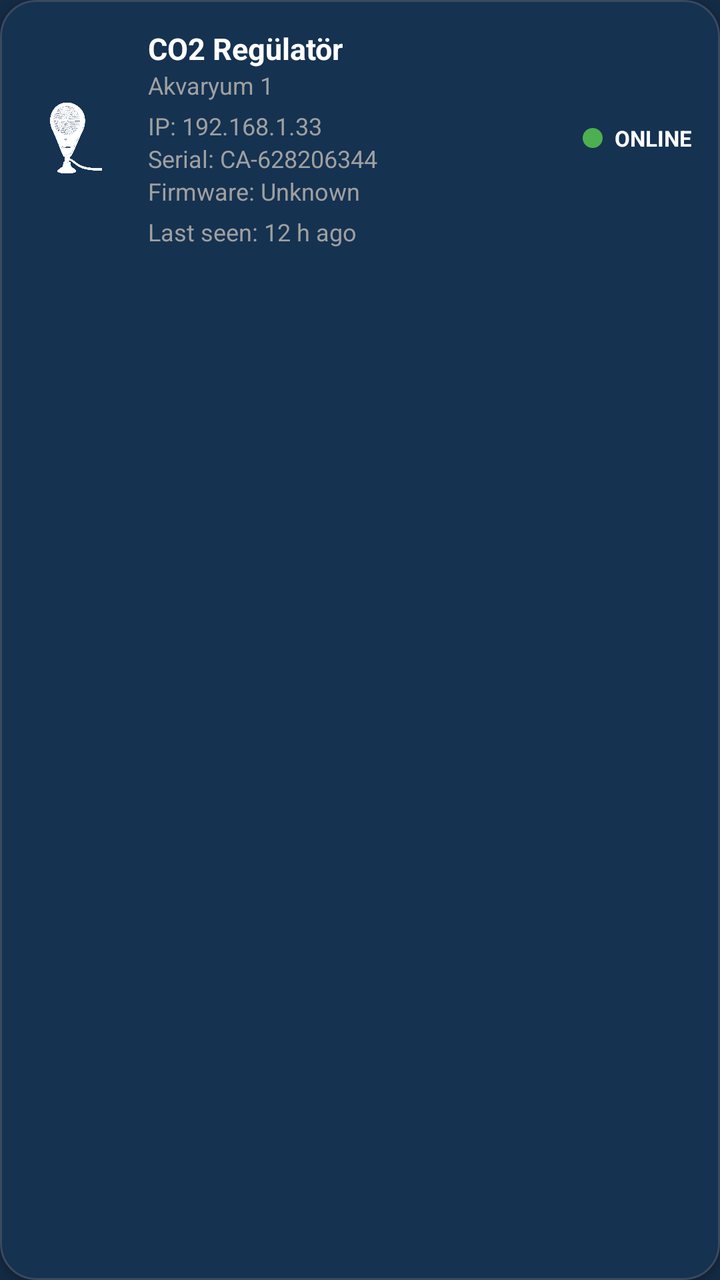
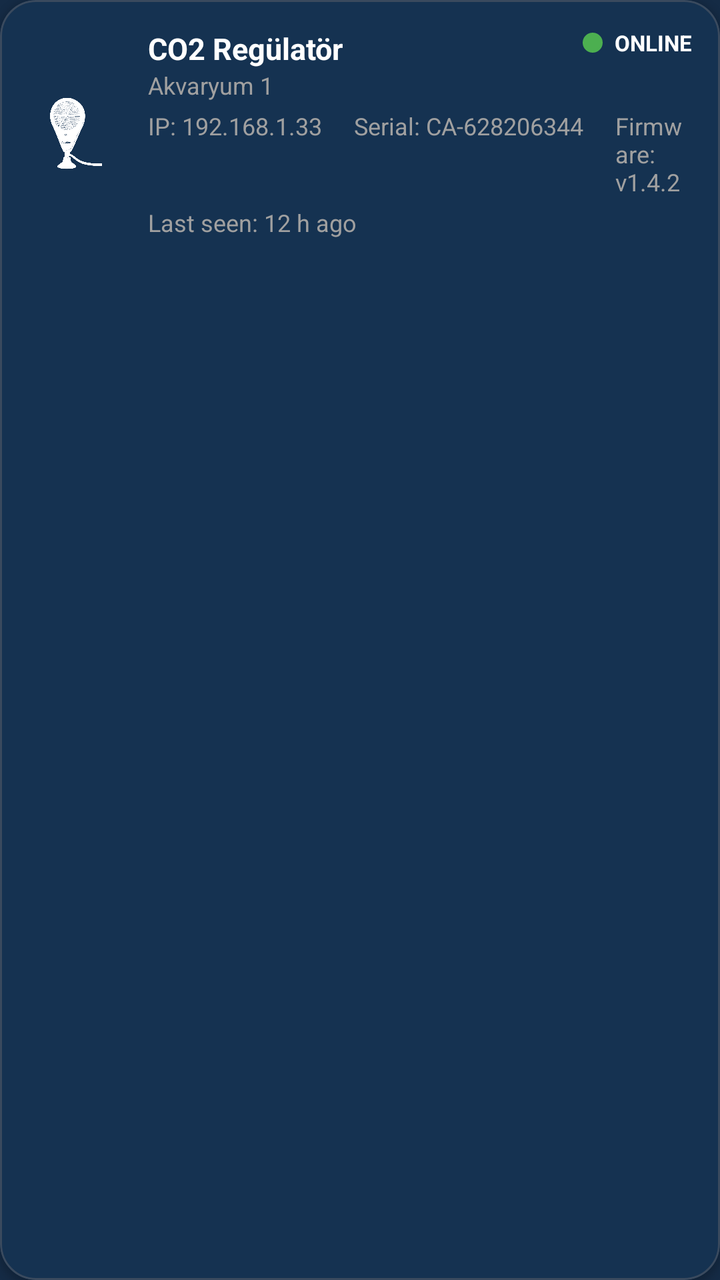

An Android layout rendered at two revisions. The XML below is the earlier revision; the diff shows what the commit changed to produce the second picture.
<!-- AndroidManifest.xml: application theme AppTheme -->
<!-- res/layout/item_device_status.xml -->
<?xml version="1.0" encoding="utf-8"?>
<com.google.android.material.card.MaterialCardView
    xmlns:android="http://schemas.android.com/apk/res/android"
    xmlns:app="http://schemas.android.com/apk/res-auto"
    android:id="@+id/cardDevice"
    android:layout_width="match_parent"
    android:layout_height="wrap_content"
    android:layout_marginVertical="6dp"
    app:cardCornerRadius="18dp"
    app:cardElevation="2dp"
    app:strokeWidth="1dp"
    app:strokeColor="@color/card_stroke"
    android:clickable="true"
    android:focusable="true"
    android:foreground="?attr/selectableItemBackground">

    <RelativeLayout
        android:layout_width="match_parent"
        android:layout_height="wrap_content"
        android:padding="14dp">

        
        <ImageView
            android:id="@+id/ivDeviceIcon"
            android:layout_width="48dp"
            android:layout_height="48dp"
            android:src="@drawable/ic_device_aqua_ster"
            app:tint="@android:color/white"
            android:layout_alignParentStart="true"
            android:layout_centerVertical="true"/>

        
        <LinearLayout
            android:id="@+id/llDeviceInfo"
            android:layout_width="wrap_content"
            android:layout_height="wrap_content"
            android:orientation="vertical"
            android:layout_toEndOf="@id/ivDeviceIcon"
            android:layout_marginStart="12dp">

            <TextView
                android:id="@+id/tvDeviceName"
                android:layout_width="wrap_content"
                android:layout_height="wrap_content"
                android:text="CO2 Regülatör"
                android:textColor="@android:color/white"
                android:textStyle="bold"
                android:textSize="15sp"/>

            <TextView
                android:id="@+id/tvTankName"
                android:layout_width="wrap_content"
                android:layout_height="wrap_content"
                android:text="Akvaryum 1"
                android:textColor="@color/settings_text_secondary"
                android:textSize="12sp"/>
        </LinearLayout>

        
        <LinearLayout
            android:id="@+id/llDeviceMeta"
            android:layout_width="wrap_content"
            android:layout_height="wrap_content"
            android:orientation="vertical"
            android:layout_below="@id/llDeviceInfo"
            android:layout_alignStart="@id/llDeviceInfo"
            android:layout_marginTop="4dp">

            <TextView
                android:id="@+id/tvIp"
                android:layout_width="wrap_content"
                android:layout_height="wrap_content"
                android:text="IP: 192.168.1.33"
                android:textColor="@color/settings_text_secondary"
                android:textSize="12sp"/>

            <TextView
                android:id="@+id/tvSerial"
                android:layout_width="wrap_content"
                android:layout_height="wrap_content"
                android:text="Serial: CA-628206344"
                android:textColor="@color/settings_text_secondary"
                android:textSize="12sp"/>

            <TextView
                android:id="@+id/tvFirmware"
                android:layout_width="wrap_content"
                android:layout_height="wrap_content"
                android:text="Firmware: Unknown"
                android:textColor="@color/settings_text_secondary"
                android:textSize="12sp"/>
        </LinearLayout>

        
        <LinearLayout
            android:id="@+id/llStatusContainer"
            android:layout_width="wrap_content"
            android:layout_height="wrap_content"
            android:orientation="horizontal"
            android:gravity="center_vertical"
            android:layout_alignParentEnd="true"
            android:layout_centerVertical="true">

            
            <View
                android:id="@+id/viewStatusDot"
                android:layout_width="10dp"
                android:layout_height="10dp"
                android:background="@drawable/bg_online_dot"/>

            
            <TextView
                android:id="@+id/tvStatus"
                android:layout_width="wrap_content"
                android:layout_height="wrap_content"
                android:layout_marginStart="6dp"
                android:text="ONLINE"
                android:textColor="@android:color/white"
                android:textSize="11sp"
                android:textStyle="bold"/>

            
            <ImageView
                android:id="@+id/ivAlarm"
                android:layout_width="14dp"
                android:layout_height="14dp"
                android:layout_marginStart="4dp"
                android:src="@drawable/ic_alarm_red"
                android:visibility="gone"/>
        </LinearLayout>

        
        <TextView
            android:id="@+id/tvLastSeen"
            android:layout_width="wrap_content"
            android:layout_height="wrap_content"
            android:layout_below="@id/llDeviceMeta"
            android:layout_alignStart="@id/llDeviceInfo"
            android:layout_marginTop="4dp"
            android:text="Last seen: 12 h ago"
            android:textColor="@color/settings_text_secondary"
            android:textSize="12sp"/>
    </RelativeLayout>
</com.google.android.material.card.MaterialCardView>
<!-- resources referenced by this layout -->
<resources>
  <color name="card_stroke">#3A4A5E</color>
  <color name="settings_text_secondary">#A0A0A0</color>
  <!-- drawable bg_online_dot (drawable) -->
  <?xml version="1.0" encoding="utf-8"?>
  <shape xmlns:android="http://schemas.android.com/apk/res/android"
      android:shape="oval">
  
      <size
          android:width="8dp"
          android:height="8dp" />
  
      <solid android:color="#4CAF50"/>
  
  </shape>
  <!-- drawable ic_alarm_red (drawable) -->
  <vector xmlns:android="http://schemas.android.com/apk/res/android"
      android:width="20dp"
      android:height="20dp"
      android:viewportWidth="24"
      android:viewportHeight="24">
      <path
          android:fillColor="#FF3B30"
          android:pathData="M12,2C6.48,2 2,6.48 2,12s4.48,10 10,10 10,-4.48 10,-10S17.52,2 12,2zM13,17h-2v-2h2v2zM13,13h-2V7h2v6z"/>
  </vector>
  <!-- drawable ic_device_aqua_ster: png bitmap (drawable, 389859 bytes) -->
  <style name="AppTheme" parent="Theme.Material3.DayNight.NoActionBar">
  
          
          <item name="colorPrimary">@color/md_theme_light_primary</item>
          <item name="colorOnPrimary">@color/md_theme_light_onPrimary</item>
          <item name="colorSecondary">@color/md_theme_light_secondary</item>
          <item name="colorOnSecondary">@color/md_theme_light_onSecondary</item>
  
          
          <item name="android:colorBackground">@color/md_theme_light_background</item>
          <item name="colorSurface">@color/md_theme_light_surface</item>
          <item name="colorOnSurface">@color/md_theme_light_onSurface</item>
  
          
          <item name="colorSurfaceVariant">@color/md_theme_light_surfaceVariant</item>
          <item name="colorOnSurfaceVariant">@color/md_theme_light_onSurfaceVariant</item>
          <item name="colorOutline">@color/md_theme_light_outline</item>
          <item name="colorOutlineVariant">@color/md_theme_light_outlineVariant</item>
          <item name="colorError">@color/md_theme_light_error</item>
          <item name="colorOnError">@color/md_theme_light_onError</item>
  
          
          <item name="android:statusBarColor">@android:color/transparent</item>
          <item name="android:navigationBarColor">@android:color/black</item>
  
          
          <item name="android:windowLightStatusBar">true</item>
          <item name="android:windowLightNavigationBar">true</item>
  
          
          <item name="windowActionBar">false</item>
          <item name="android:windowNoTitle">true</item>
      </style>
  <color name="md_theme_light_primary">#2196F3</color>
  <color name="md_theme_light_onPrimary">#FFFFFF</color>
  <color name="md_theme_light_secondary">#4A6363</color>
  <color name="md_theme_light_onSecondary">#FFFFFF</color>
  <color name="md_theme_light_background">#152B45</color>
  <color name="md_theme_light_surface">#152B45</color>
  <color name="md_theme_light_onSurface">#E0E6ED</color>
  <color name="md_theme_light_surfaceVariant">#233042</color>
  <color name="md_theme_light_onSurfaceVariant">#5C6B75</color>
  <color name="md_theme_light_outline">#455A64</color>
  <color name="md_theme_light_outlineVariant">#37474F</color>
  <color name="md_theme_light_error">#D32F2F</color>
  <color name="md_theme_light_onError">#FFFFFF</color>
</resources>

<!-- the commit's change to res/layout/item_device_status.xml (unified diff, before → after) -->
@@ -61,7 +61,7 @@
             android:id="@+id/llDeviceMeta"
             android:layout_width="wrap_content"
             android:layout_height="wrap_content"
-            android:orientation="vertical"
+            android:orientation="horizontal"
             android:layout_below="@id/llDeviceInfo"
             android:layout_alignStart="@id/llDeviceInfo"
             android:layout_marginTop="4dp">
@@ -72,7 +72,8 @@
                 android:layout_height="wrap_content"
                 android:text="IP: 192.168.1.33"
                 android:textColor="@color/settings_text_secondary"
-                android:textSize="12sp"/>
+                android:textSize="12sp"
+                android:layout_marginEnd="16dp"/>
 
             <TextView
                 android:id="@+id/tvSerial"
@@ -80,13 +81,14 @@
                 android:layout_height="wrap_content"
                 android:text="Serial: CA-628206344"
                 android:textColor="@color/settings_text_secondary"
-                android:textSize="12sp"/>
+                android:textSize="12sp"
+                android:layout_marginEnd="16dp"/>
 
             <TextView
                 android:id="@+id/tvFirmware"
                 android:layout_width="wrap_content"
                 android:layout_height="wrap_content"
-                android:text="Firmware: Unknown"
+                android:text="Firmware: v1.4.2"
                 android:textColor="@color/settings_text_secondary"
                 android:textSize="12sp"/>
         </LinearLayout>
@@ -99,7 +101,7 @@
             android:orientation="horizontal"
             android:gravity="center_vertical"
             android:layout_alignParentEnd="true"
-            android:layout_centerVertical="true">
+            android:layout_alignTop="@id/llDeviceInfo">
 
             
             <View
